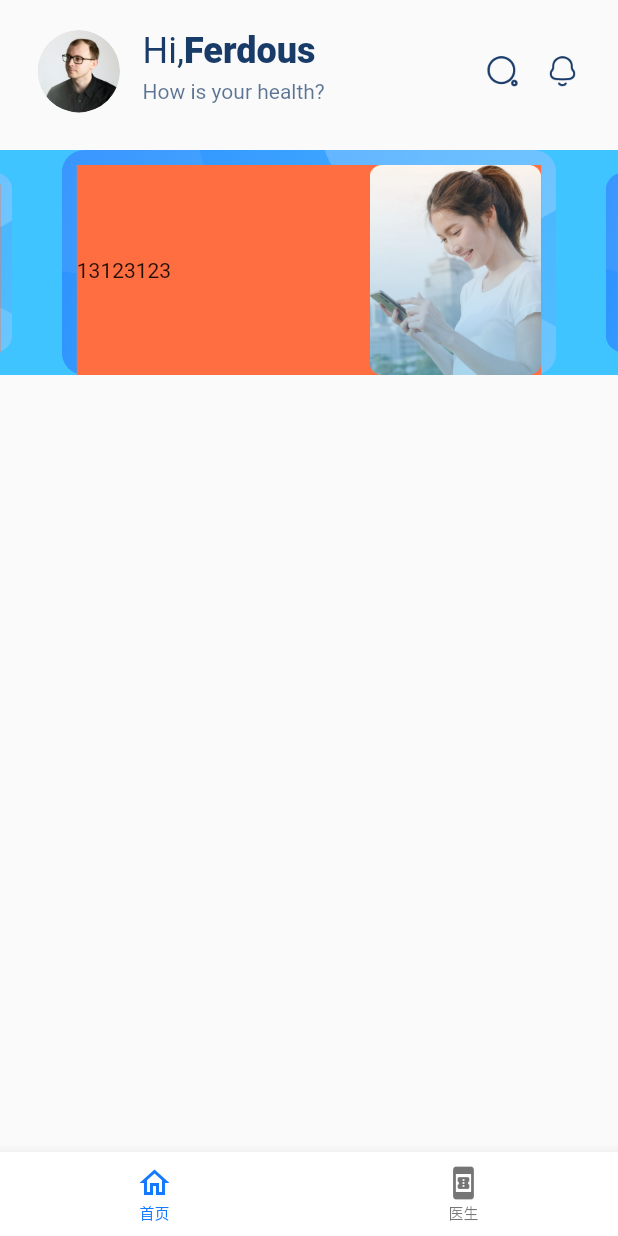
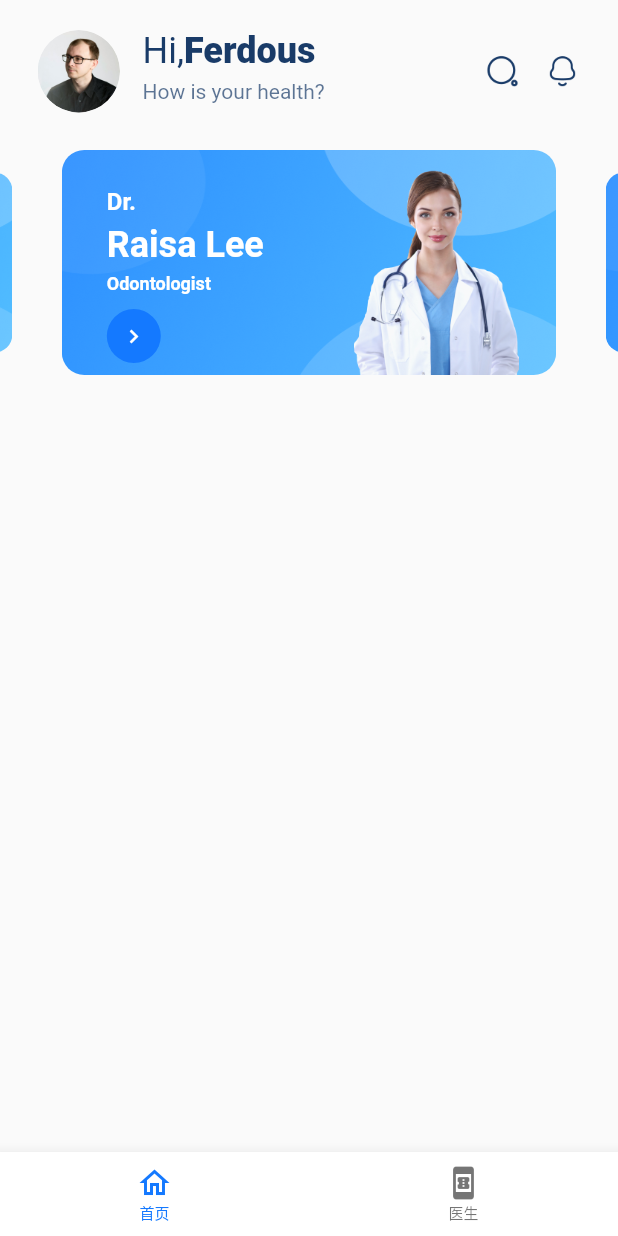
Before and after one commit to pistachio214/medi_talk_for_flutter, a Flutter app: the Main screen opened by its route, on a phone screen of 412 x 824 dp. Run offline on Flutter 3.47's test engine with Material 2 defaults, Android fonts, the phone set to English and light mode, and no system bars; our stand-ins replace flutter_easyloading, flutter_swiper_view, shared_preferences; accounts and stored records are empty.

Commit message:
update 首页banner构建

```diff
--- a/lib/views/main/home/index.dart
+++ b/lib/views/main/home/index.dart
@@ -1,7 +1,5 @@
 import 'package:flutter/material.dart';
-import 'package:flutter_swiper_view/flutter_swiper_view.dart';
-import 'package:medi_talk_for_flutter/utils/color_util.dart';
-import 'package:medi_talk_for_flutter/utils/logs_util.dart';
+import 'package:medi_talk_for_flutter/widgets/main/home/doctor_banner_widget.dart';
 import 'package:medi_talk_for_flutter/widgets/main/home/user_and_notification_widget.dart';
 
 class Home extends StatefulWidget {
@@ -24,54 +22,7 @@ class _HomeState extends State<Home> {
           // banner container
           Container(
             margin: const EdgeInsets.only(top: 25),
-            color: Colors.lightBlueAccent,
-            child: SizedBox(
-              height: 150,
-              child: Swiper(
-                key: UniqueKey(),
-                index: 0,
-                itemCount: 4,
-                autoplay: false,
-                itemBuilder: (BuildContext context, int index) {
-                  return Container(
-                    width: 270,
-                    height: 150,
-                    decoration: BoxDecoration(
-                      borderRadius: BorderRadius.circular(15),
-                      image: const DecorationImage(
-                        image: AssetImage("assets/images/system/banner-bg.png"),
-                        fit: BoxFit.fill,
-                      ),
-                    ),
-                    child: Container(
-                      margin: const EdgeInsets.only(
-                        left: 10,
-                        right: 10,
-                        top: 10,
-                      ),
-                      color: Colors.deepOrangeAccent,
-                      child: Row(
-                        mainAxisAlignment: MainAxisAlignment.spaceBetween,
-                        children: <Widget>[
-                          Container(
-                            child: Text("13123123"),
-                          ),
-                          Image.asset("assets/images/landing1.png")
-                        ],
-                      ) ,
-                    ),
-                  );
-                },
-                duration: 3000,
-                viewportFraction: 0.8,
-                scale: 0.8,
-                pagination: null,
-                control: null,
-                onTap: (int index) {
-                  LogsUtil.info("点击的轮播图");
-                },
-              ),
-            ),
+            child: const DoctorBannerWidget(),
           )
         ],
       ),
--- /dev/null
+++ b/lib/widgets/main/home/doctor_banner_widget.dart
@@ -0,0 +1,154 @@
+import 'package:flutter/material.dart';
+import 'package:flutter_swiper_view/flutter_swiper_view.dart';
+import 'package:medi_talk_for_flutter/lang/const.dart';
+import 'package:medi_talk_for_flutter/utils/color_util.dart';
+import 'package:medi_talk_for_flutter/utils/logs_util.dart';
+
+class DoctorBannerWidget extends StatefulWidget {
+  const DoctorBannerWidget({Key? key}) : super(key: key);
+
+  @override
+  State<DoctorBannerWidget> createState() => _DoctorBannerWidgetState();
+}
+
+class _DoctorBannerWidgetState extends State<DoctorBannerWidget> {
+
+  // 构建banner中的医生组件
+  Widget _buildDoctorWidget(){
+    return Container(
+      width: 270,
+      height: 150,
+      decoration: BoxDecoration(
+        borderRadius: BorderRadius.circular(15),
+        image: const DecorationImage(
+          image: AssetImage("assets/images/system/banner-bg.png"),
+          fit: BoxFit.fill,
+        ),
+      ),
+      child: Container(
+        margin: const EdgeInsets.only(
+          left: 15,
+          right: 25,
+          top: 10,
+          bottom: 0,
+        ),
+        // color: Colors.deepOrangeAccent,
+        child: Row(
+          mainAxisAlignment: MainAxisAlignment.spaceBetween,
+          children: <Widget>[
+            SizedBox(
+              child: Column(
+                mainAxisAlignment: MainAxisAlignment.start,
+                children: <Widget>[
+                  Container(
+                    width: 120,
+                    margin: const EdgeInsets.only(
+                      top: 15,
+                      left: 15,
+                    ),
+                    child: const Text(
+                      "Dr.",
+                      style: TextStyle(
+                        fontWeight: FontWeight.w600,
+                        fontSize: 16,
+                        color: Colors.white,
+                      ),
+                    ),
+                  ),
+                  Container(
+                    width: 120,
+                    margin: const EdgeInsets.only(
+                      top: 5,
+                      left: 15,
+                    ),
+                    child: const Text(
+                      "Raisa Lee",
+                      style: TextStyle(
+                        fontWeight: FontWeight.w700,
+                        fontSize: 24,
+                        color: Colors.white,
+                      ),
+                    ),
+                  ),
+                  Container(
+                    width: 120,
+                    margin: const EdgeInsets.only(
+                      top: 5,
+                      left: 15,
+                    ),
+                    child: const Text(
+                      "Odontologist",
+                      style: TextStyle(
+                        fontWeight: FontWeight.w600,
+                        fontSize: 12,
+                        color: Colors.white,
+                      ),
+                    ),
+                  ),
+                  Container(
+                    width: 120,
+                    margin: const EdgeInsets.only(
+                      top: 10,
+                      left: 15,
+                    ),
+                    alignment: Alignment.centerLeft,
+                    child: Align(
+                      alignment: Alignment.centerLeft,
+                      child: Container(
+                        width: 36,
+                        height: 36,
+                        decoration: BoxDecoration(
+                          color: ColorUtil.hexToColor(
+                              Const.defaultSystemThemeColor),
+                          borderRadius:
+                          BorderRadius.circular(100),
+                        ),
+                        child: const Icon(
+                          Icons.chevron_right,
+                          color: Colors.white,
+                          size: 18,
+                        ),
+                      ),
+                    ),
+                  ),
+                ],
+              ),
+            ),
+            Container(
+              alignment: Alignment.bottomCenter,
+              child: Image.asset(
+                "assets/images/doctor.png",
+                width: 110,
+                fit: BoxFit.fitHeight,
+              ),
+            ),
+          ],
+        ),
+      ),
+    );
+  }
+
+  @override
+  Widget build(BuildContext context) {
+    return SizedBox(
+      height: 150,
+      child: Swiper(
+        key: UniqueKey(),
+        index: 0,
+        itemCount: 4,
+        autoplay: false,
+        itemBuilder: (BuildContext context, int index) {
+          return _buildDoctorWidget();
+        },
+        duration: 3000,
+        viewportFraction: 0.8,
+        scale: 0.8,
+        pagination: null,
+        control: null,
+        onTap: (int index) {
+          LogsUtil.info("点击的轮播图");
+        },
+      ),
+    );
+  }
+}
```
